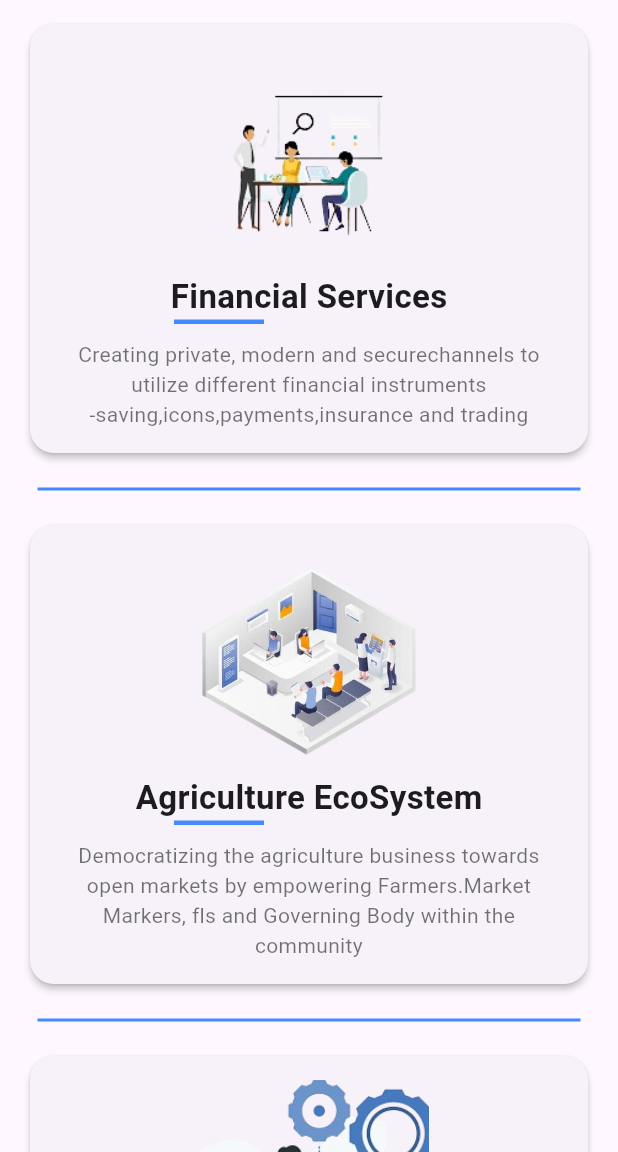
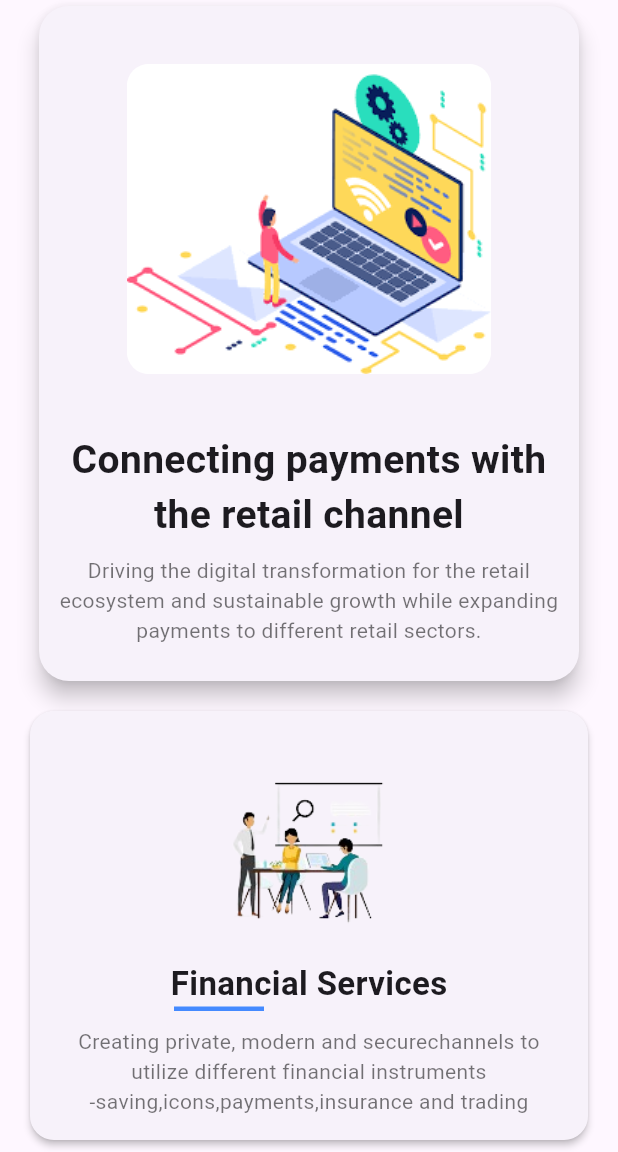
Before and after one commit to Crealify/devanasoft_app, a Flutter app: the screen it shows once a user with an empty profile is signed in, on a phone screen of 412 x 824 dp, the part 84-1236 px from its top. Run offline on Flutter 3.47's test engine with Material 3 defaults, Android fonts, the phone set to English and light mode, and no system bars; our stand-ins replace cloud_firestore, firebase_auth, firebase_core, flutter_riverpod, google_sign_in; accounts and stored records are empty.

Commit message:
ADD:  Application Icos and label

```diff
--- a/lib/features/Presentation/DashBoard/landing_page.dart
+++ b/lib/features/Presentation/DashBoard/landing_page.dart
@@ -1,4 +1,5 @@
-import 'package:devanasoft_app/features/Presentation/ServiceScreen/selection_services.dart';
+import 'package:devanasoft_app/features/Presentation/ServiceScreens/animated_image_slider.dart';
+import 'package:devanasoft_app/features/Presentation/ServiceScreens/selection_services.dart';
 import 'package:devanasoft_app/features/auth/Pages/logout_page.dart';
 import 'package:flutter/material.dart';
 
@@ -32,6 +33,8 @@ class LandingPage extends StatelessWidget {
       body: SingleChildScrollView(
         child: Column(
           children: [
+
+            AnimatedImageSlider() ,
             SelectionServices(
               title: 'Financial Services',
               description:
--- /dev/null
+++ b/lib/features/Presentation/ServiceScreens/animated_image_slider.dart
@@ -0,0 +1,107 @@
+import 'dart:async';
+import 'package:flutter/material.dart';
+
+class AnimatedImageSlider extends StatefulWidget {
+  const AnimatedImageSlider({super.key});
+
+  @override
+  State<AnimatedImageSlider> createState() => _AnimatedImageSliderState();
+}
+
+class _AnimatedImageSliderState extends State<AnimatedImageSlider> {
+  final List<String> images = [
+    'assets/images/backgroud1.jpeg',
+    'assets/images/backgroud2.jpeg',
+    'assets/images/background2.png',
+  ];
+
+  int _currentIndex = 0;
+  Timer? _timer;
+
+  @override
+  void initState() {
+    super.initState();
+    _timer = Timer.periodic(const Duration(seconds: 2), (_) {
+      setState(() {
+        _currentIndex = (_currentIndex + 1) % images.length;
+      });
+    });
+  }
+
+  @override
+  void dispose() {
+    _timer?.cancel();
+    super.dispose();
+  }
+
+  @override
+  Widget build(BuildContext context) {
+    return Center(
+      child: Card(
+        elevation: 6,
+        shape: RoundedRectangleBorder(borderRadius: BorderRadius.circular(20)),
+        child: SizedBox(
+          height: 450,
+          width: 360,
+          child: Column(
+            children: [
+              const SizedBox(height: 12),
+
+              // IMAGE
+              SizedBox(
+                height: 260,
+                width: 300,
+                child: AnimatedSwitcher(
+                  duration: const Duration(milliseconds: 500),
+                  transitionBuilder: (child, animation) {
+                    return FadeTransition(
+                      opacity: animation,
+                      child: ScaleTransition(scale: animation, child: child),
+                    );
+                  },
+                  child: ClipRRect(
+                    key: ValueKey(_currentIndex),
+                    borderRadius: BorderRadius.circular(15),
+                    child: Image.asset(
+                      images[_currentIndex],
+                      fit: BoxFit.cover,
+                    ),
+                  ),
+                ),
+              ),
+
+              const SizedBox(height: 12),
+
+              // TITLE
+              const Padding(
+                padding: EdgeInsets.symmetric(horizontal: 12),
+                child: Text(
+                  "Connecting payments with the retail channel",
+                  textAlign: TextAlign.center,
+                  style: TextStyle(
+                    fontWeight: FontWeight.bold,
+                    fontSize: 26, // ✅ FIXED
+                  ),
+                  maxLines: 2,
+                ),
+              ),
+
+              const SizedBox(height: 8),
+
+              // DESCRIPTION
+              const Padding(
+                padding: EdgeInsets.symmetric(horizontal: 12),
+                child: Text(
+                  "Driving the digital transformation for the retail ecosystem and sustainable growth while expanding payments to different retail sectors.",
+                  textAlign: TextAlign.center,
+                  style: TextStyle(fontSize: 14, color: Colors.black54),
+                  maxLines: 3,
+                ),
+              ),
+            ],
+          ),
+        ),
+      ),
+    );
+  }
+}
```
Also changed, not shown: assets/images/backgroud1.jpeg (added), assets/images/backgroud2.jpeg (added), assets/images/background2.png (added), lib/features/Presentation/ServiceScreens/selection_services.dart (renamed from lib/features/Presentation/ServiceScreen/selection_services.dart), 6 other files.
